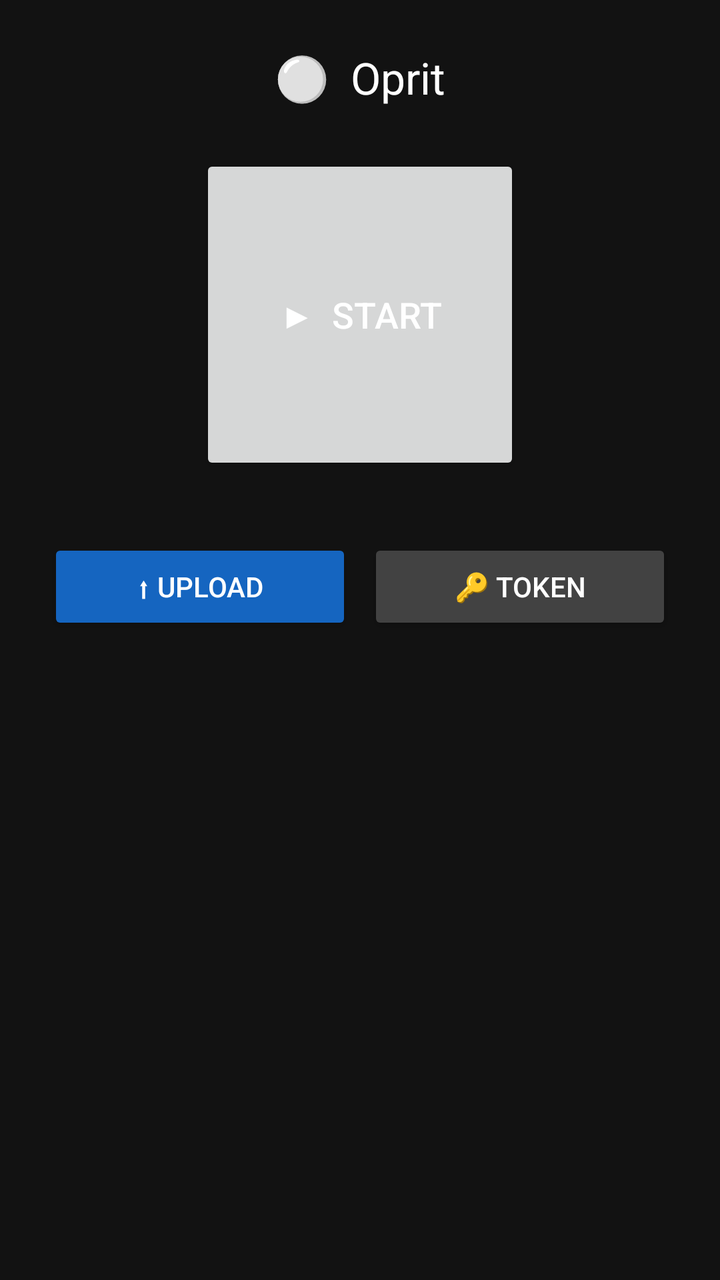
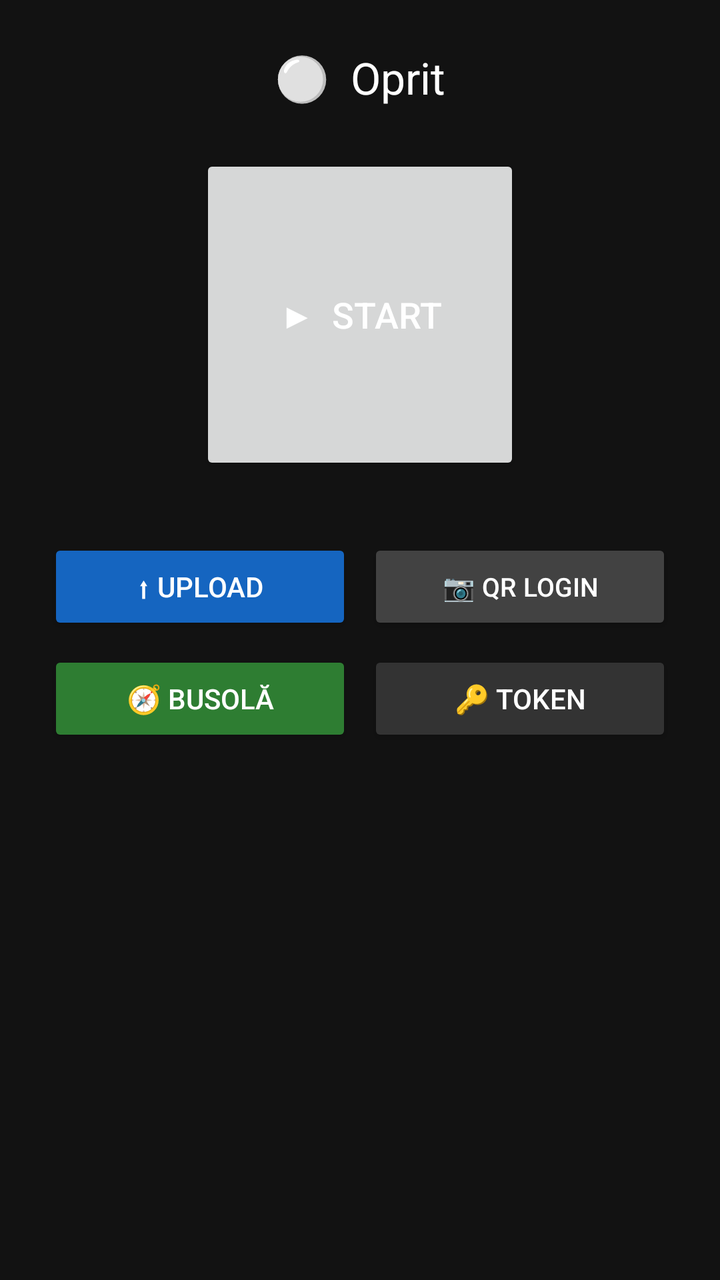

An Android layout rendered at two revisions. The XML below is the earlier revision; the diff shows what the commit changed to produce the second picture.
<!-- AndroidManifest.xml: application theme Theme.AppCompat.DayNight.NoActionBar -->
<!-- res/layout/activity_main.xml -->
<?xml version="1.0" encoding="utf-8"?>
<LinearLayout xmlns:android="http://schemas.android.com/apk/res/android"
    android:layout_width="match_parent"
    android:layout_height="match_parent"
    android:orientation="vertical"
    android:gravity="center_horizontal"
    android:padding="24dp"
    android:background="#121212">

    <TextView
        android:id="@+id/tvStatus"
        android:layout_width="wrap_content"
        android:layout_height="wrap_content"
        android:text="⚪  Oprit"
        android:textSize="22sp"
        android:textColor="#FFFFFF"
        android:layout_marginBottom="24dp"/>

    <Button
        android:id="@+id/btnStartStop"
        android:layout_width="160dp"
        android:layout_height="160dp"
        android:text="▶  START"
        android:textSize="18sp"
        android:textColor="#FFFFFF"
        android:layout_marginBottom="32dp"/>

    <LinearLayout
        android:layout_width="match_parent"
        android:layout_height="wrap_content"
        android:orientation="horizontal"
        android:gravity="center"
        android:layout_marginBottom="12dp">

        <Button
            android:id="@+id/btnUpload"
            android:layout_width="0dp"
            android:layout_height="48dp"
            android:layout_weight="1"
            android:text="⬆ UPLOAD"
            android:textSize="14sp"
            android:textColor="#FFFFFF"
            android:backgroundTint="#1565C0"
            android:layout_marginEnd="8dp"/>

        <Button
            android:id="@+id/btnSetToken"
            android:layout_width="0dp"
            android:layout_height="48dp"
            android:layout_weight="1"
            android:text="🔑 TOKEN"
            android:textSize="14sp"
            android:textColor="#FFFFFF"
            android:backgroundTint="#424242"/>

    </LinearLayout>

    <TextView
        android:id="@+id/tvUploadStatus"
        android:layout_width="match_parent"
        android:layout_height="wrap_content"
        android:text=""
        android:textSize="12sp"
        android:textColor="#90CAF9"
        android:gravity="center"
        android:lineSpacingExtra="3dp"
        android:layout_marginBottom="16dp"/>

    <TextView
        android:id="@+id/tvPath"
        android:layout_width="match_parent"
        android:layout_height="wrap_content"
        android:text=""
        android:textSize="10sp"
        android:textColor="#555555"
        android:gravity="center"
        android:lineSpacingExtra="3dp"/>

</LinearLayout>
<!-- resources referenced by this layout -->
<resources>

</resources>

<!-- the commit's change to res/layout/activity_main.xml (unified diff, before → after) -->
@@ -30,7 +30,7 @@
         android:layout_height="wrap_content"
         android:orientation="horizontal"
         android:gravity="center"
-        android:layout_marginBottom="12dp">
+        android:layout_marginBottom="8dp">
 
         <Button
             android:id="@+id/btnUpload"
@@ -44,6 +44,36 @@
             android:layout_marginEnd="8dp"/>
 
         <Button
+            android:id="@+id/btnQrAuth"
+            android:layout_width="0dp"
+            android:layout_height="48dp"
+            android:layout_weight="1"
+            android:text="📷 QR LOGIN"
+            android:textSize="13sp"
+            android:textColor="#FFFFFF"
+            android:backgroundTint="#424242"/>
+
+    </LinearLayout>
+
+    <LinearLayout
+        android:layout_width="match_parent"
+        android:layout_height="wrap_content"
+        android:orientation="horizontal"
+        android:gravity="center"
+        android:layout_marginBottom="12dp">
+
+        <Button
+            android:id="@+id/btnCompass"
+            android:layout_width="0dp"
+            android:layout_height="48dp"
+            android:layout_weight="1"
+            android:text="🧭 BUSOLĂ"
+            android:textSize="14sp"
+            android:textColor="#FFFFFF"
+            android:backgroundTint="#2E7D32"
+            android:layout_marginEnd="8dp"/>
+
+        <Button
             android:id="@+id/btnSetToken"
             android:layout_width="0dp"
             android:layout_height="48dp"
@@ -51,7 +81,7 @@
             android:text="🔑 TOKEN"
             android:textSize="14sp"
             android:textColor="#FFFFFF"
-            android:backgroundTint="#424242"/>
+            android:backgroundTint="#333333"/>
 
     </LinearLayout>
 
